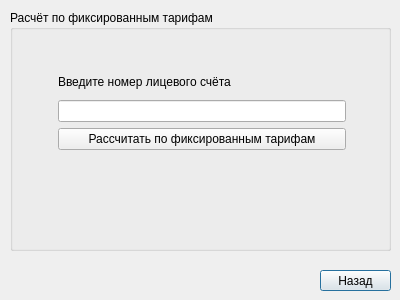
Before: the Qt Designer form methodfixedtariffs.ui in A1exRuf/rentCalculation_repo, drawn with Qt 5.
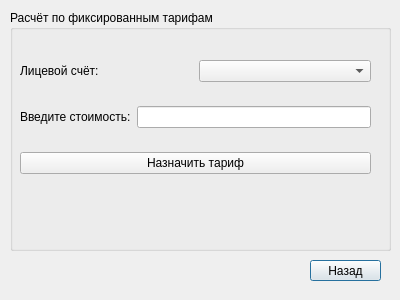
After: the same form once the commit is applied.

Patch:
```diff
--- a/methodfixedtariffs.ui
+++ b/methodfixedtariffs.ui
@@ -16,8 +16,8 @@
   <widget class="QPushButton" name="pushButton">
    <property name="geometry">
     <rect>
-     <x>320</x>
-     <y>270</y>
+     <x>310</x>
+     <y>260</y>
      <width>71</width>
      <height>21</height>
     </rect>
@@ -38,34 +38,48 @@
    <property name="title">
     <string>Расчёт по фиксированным тарифам</string>
    </property>
-   <widget class="QWidget" name="layoutWidget">
+   <widget class="QWidget" name="">
     <property name="geometry">
      <rect>
-      <x>48</x>
-      <y>59</y>
-      <width>288</width>
-      <height>81</height>
+      <x>10</x>
+      <y>32</y>
+      <width>351</width>
+      <height>151</height>
      </rect>
     </property>
-    <layout class="QVBoxLayout" name="verticalLayout_2">
+    <layout class="QVBoxLayout" name="verticalLayout">
      <item>
-      <layout class="QVBoxLayout" name="verticalLayout">
+      <layout class="QHBoxLayout" name="horizontalLayout">
        <item>
         <widget class="QLabel" name="label">
          <property name="text">
-          <string>Введите номер лицевого счёта</string>
+          <string>Лицевой счёт:</string>
          </property>
         </widget>
        </item>
        <item>
-        <widget class="QLineEdit" name="lineEdit_selectRow"/>
+        <widget class="QComboBox" name="comboBox_selectRow"/>
        </item>
       </layout>
      </item>
      <item>
-      <widget class="QPushButton" name="pushButton_2">
+      <layout class="QHBoxLayout" name="horizontalLayout_2">
+       <item>
+        <widget class="QLabel" name="label_2">
+         <property name="text">
+          <string>Введите стоимость:</string>
+         </property>
+        </widget>
+       </item>
+       <item>
+        <widget class="QLineEdit" name="lineEdit_tariff"/>
+       </item>
+      </layout>
+     </item>
+     <item>
+      <widget class="QPushButton" name="pushButton_setTariff">
        <property name="text">
-        <string>Рассчитать по фиксированным тарифам</string>
+        <string>Назначить тариф</string>
        </property>
       </widget>
      </item>
```
